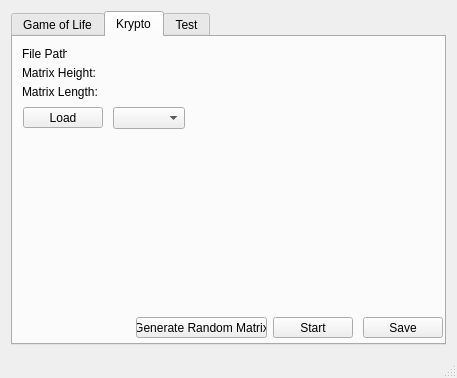
This is Qt_PP_1819_GUI/mainwindow.ui in 0xanselm-priv/prg2-pr_milestone1 as Qt 5 draws it before an edit. The edited form follows.
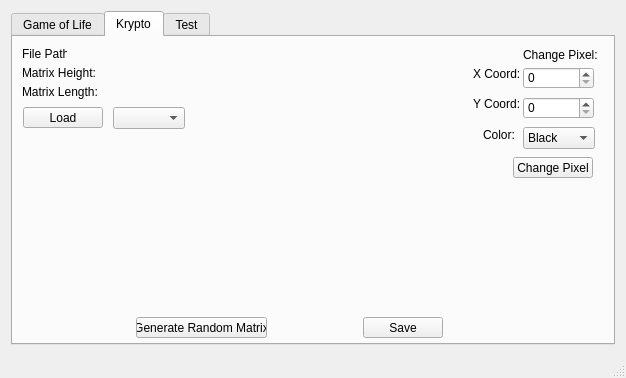
This is the edited form.

Diff of the .ui file:
```diff
--- a/Qt_PP_1819_GUI/mainwindow.ui
+++ b/Qt_PP_1819_GUI/mainwindow.ui
@@ -6,7 +6,7 @@
    <rect>
     <x>0</x>
     <y>0</y>
-    <width>457</width>
+    <width>626</width>
     <height>378</height>
    </rect>
   </property>
@@ -129,14 +129,14 @@
        <widget class="QPushButton" name="pushButton_3">
         <property name="geometry">
          <rect>
-          <x>260</x>
-          <y>280</y>
+          <x>500</x>
+          <y>120</y>
           <width>80</width>
           <height>21</height>
          </rect>
         </property>
         <property name="text">
-         <string>Start</string>
+         <string>Change Pixel</string>
         </property>
        </widget>
        <widget class="QLabel" name="matrix_label">
@@ -174,6 +174,98 @@
          <string>Matrix Height:</string>
         </property>
        </widget>
+       <widget class="QLabel" name="label">
+        <property name="geometry">
+         <rect>
+          <x>510</x>
+          <y>10</y>
+          <width>91</width>
+          <height>16</height>
+         </rect>
+        </property>
+        <property name="text">
+         <string>Change Pixel:</string>
+        </property>
+       </widget>
+       <widget class="QLabel" name="label_4">
+        <property name="geometry">
+         <rect>
+          <x>460</x>
+          <y>30</y>
+          <width>47</width>
+          <height>13</height>
+         </rect>
+        </property>
+        <property name="text">
+         <string>X Coord:</string>
+        </property>
+       </widget>
+       <widget class="QLabel" name="label_5">
+        <property name="geometry">
+         <rect>
+          <x>460</x>
+          <y>60</y>
+          <width>47</width>
+          <height>13</height>
+         </rect>
+        </property>
+        <property name="text">
+         <string>Y Coord:</string>
+        </property>
+       </widget>
+       <widget class="QSpinBox" name="x_spinBox">
+        <property name="geometry">
+         <rect>
+          <x>510</x>
+          <y>30</y>
+          <width>71</width>
+          <height>22</height>
+         </rect>
+        </property>
+       </widget>
+       <widget class="QSpinBox" name="y_spinBox">
+        <property name="geometry">
+         <rect>
+          <x>510</x>
+          <y>60</y>
+          <width>71</width>
+          <height>22</height>
+         </rect>
+        </property>
+       </widget>
+       <widget class="QComboBox" name="color_comboBox">
+        <property name="geometry">
+         <rect>
+          <x>510</x>
+          <y>90</y>
+          <width>72</width>
+          <height>22</height>
+         </rect>
+        </property>
+        <item>
+         <property name="text">
+          <string>Black</string>
+         </property>
+        </item>
+        <item>
+         <property name="text">
+          <string>White</string>
+         </property>
+        </item>
+       </widget>
+       <widget class="QLabel" name="label_6">
+        <property name="geometry">
+         <rect>
+          <x>470</x>
+          <y>90</y>
+          <width>31</width>
+          <height>16</height>
+         </rect>
+        </property>
+        <property name="text">
+         <string>Color:</string>
+        </property>
+       </widget>
        <zorder>label_2</zorder>
        <zorder>comboBox</zorder>
        <zorder>pushButton_crypto</zorder>
```
Left out of the diff: 11 changed lines with no effect on the pictures.
